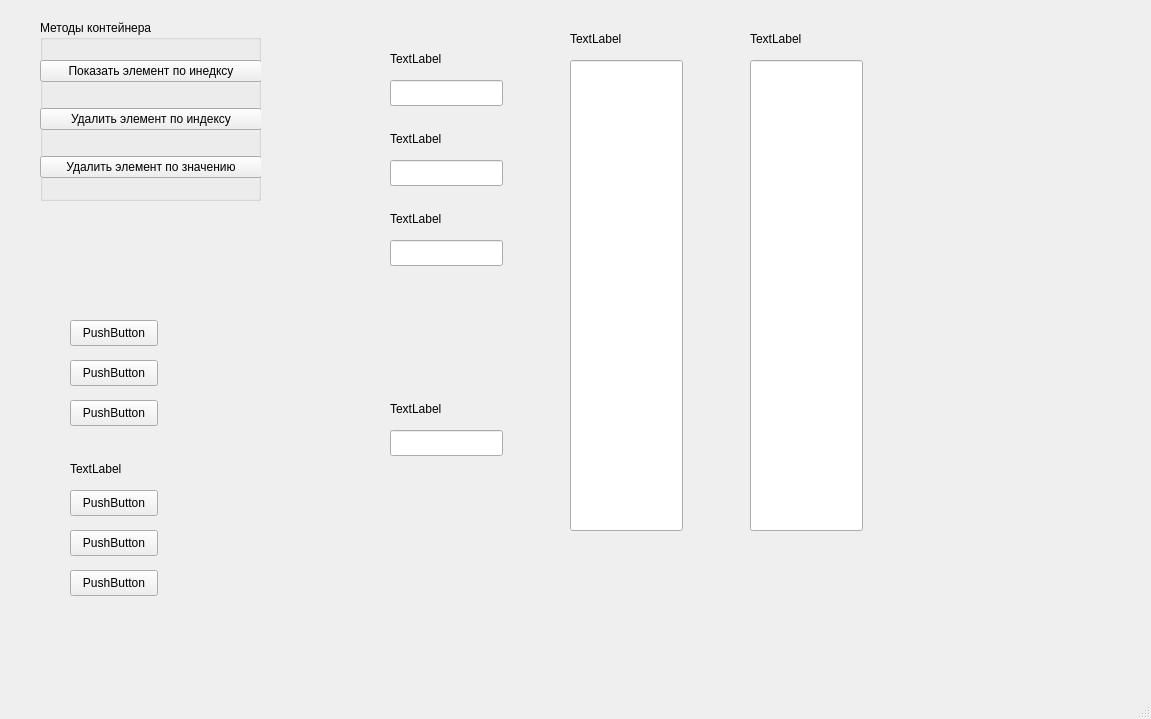
Qt form mainwindow.ui (KorolevIvanMi/Qt_labs) before a commit.
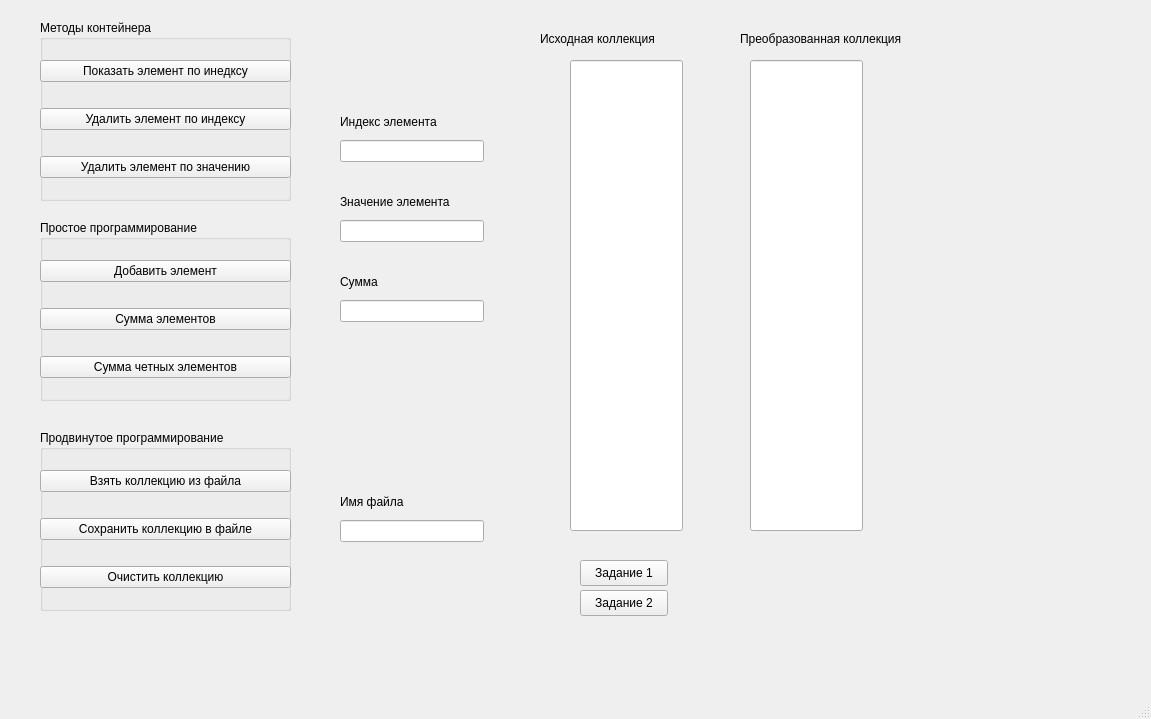
The same form after that commit.

The edit to the form file:
```diff
--- a/mainwindow.ui
+++ b/mainwindow.ui
@@ -14,190 +14,7 @@
    <string>Королев Иван 4431</string>
   </property>
   <widget class="QWidget" name="centralwidget">
-   <widget class="QPushButton" name="pushButton_4">
-    <property name="geometry">
-     <rect>
-      <x>70</x>
-      <y>400</y>
-      <width>88</width>
-      <height>26</height>
-     </rect>
-    </property>
-    <property name="text">
-     <string>PushButton</string>
-    </property>
-   </widget>
-   <widget class="QPushButton" name="pushButton_5">
-    <property name="geometry">
-     <rect>
-      <x>70</x>
-      <y>320</y>
-      <width>88</width>
-      <height>26</height>
-     </rect>
-    </property>
-    <property name="text">
-     <string>PushButton</string>
-    </property>
-   </widget>
-   <widget class="QPushButton" name="pushButton_6">
-    <property name="geometry">
-     <rect>
-      <x>70</x>
-      <y>360</y>
-      <width>88</width>
-      <height>26</height>
-     </rect>
-    </property>
-    <property name="text">
-     <string>PushButton</string>
-    </property>
-   </widget>
-   <widget class="QPushButton" name="pushButton_7">
-    <property name="geometry">
-     <rect>
-      <x>70</x>
-      <y>570</y>
-      <width>88</width>
-      <height>26</height>
-     </rect>
-    </property>
-    <property name="text">
-     <string>PushButton</string>
-    </property>
-   </widget>
-   <widget class="QPushButton" name="pushButton_8">
-    <property name="geometry">
-     <rect>
-      <x>70</x>
-      <y>490</y>
-      <width>88</width>
-      <height>26</height>
-     </rect>
-    </property>
-    <property name="text">
-     <string>PushButton</string>
-    </property>
-   </widget>
-   <widget class="QLabel" name="label_3">
-    <property name="geometry">
-     <rect>
-      <x>70</x>
-      <y>460</y>
-      <width>66</width>
-      <height>18</height>
-     </rect>
-    </property>
-    <property name="text">
-     <string>TextLabel</string>
-    </property>
-   </widget>
-   <widget class="QPushButton" name="pushButton_9">
-    <property name="geometry">
-     <rect>
-      <x>70</x>
-      <y>530</y>
-      <width>88</width>
-      <height>26</height>
-     </rect>
-    </property>
-    <property name="text">
-     <string>PushButton</string>
-    </property>
-   </widget>
-   <widget class="QLabel" name="label_4">
-    <property name="geometry">
-     <rect>
-      <x>390</x>
-      <y>50</y>
-      <width>66</width>
-      <height>18</height>
-     </rect>
-    </property>
-    <property name="text">
-     <string>TextLabel</string>
-    </property>
-   </widget>
-   <widget class="QLineEdit" name="lineEdit">
-    <property name="geometry">
-     <rect>
-      <x>390</x>
-      <y>80</y>
-      <width>113</width>
-      <height>26</height>
-     </rect>
-    </property>
-   </widget>
-   <widget class="QLabel" name="label_5">
-    <property name="geometry">
-     <rect>
-      <x>390</x>
-      <y>210</y>
-      <width>66</width>
-      <height>18</height>
-     </rect>
-    </property>
-    <property name="text">
-     <string>TextLabel</string>
-    </property>
-   </widget>
-   <widget class="QLineEdit" name="lineEdit_2">
-    <property name="geometry">
-     <rect>
-      <x>390</x>
-      <y>240</y>
-      <width>113</width>
-      <height>26</height>
-     </rect>
-    </property>
-   </widget>
-   <widget class="QLabel" name="label_6">
-    <property name="geometry">
-     <rect>
-      <x>390</x>
-      <y>130</y>
-      <width>66</width>
-      <height>18</height>
-     </rect>
-    </property>
-    <property name="text">
-     <string>TextLabel</string>
-    </property>
-   </widget>
-   <widget class="QLineEdit" name="lineEdit_3">
-    <property name="geometry">
-     <rect>
-      <x>390</x>
-      <y>160</y>
-      <width>113</width>
-      <height>26</height>
-     </rect>
-    </property>
-   </widget>
-   <widget class="QLabel" name="label_7">
-    <property name="geometry">
-     <rect>
-      <x>390</x>
-      <y>400</y>
-      <width>66</width>
-      <height>18</height>
-     </rect>
-    </property>
-    <property name="text">
-     <string>TextLabel</string>
-    </property>
-   </widget>
-   <widget class="QLineEdit" name="lineEdit_4">
-    <property name="geometry">
-     <rect>
-      <x>390</x>
-      <y>430</y>
-      <width>113</width>
-      <height>26</height>
-     </rect>
-    </property>
-   </widget>
-   <widget class="QLineEdit" name="lineEdit_5">
+   <widget class="QLineEdit" name="startCollectionTxt">
     <property name="geometry">
      <rect>
       <x>570</x>
@@ -210,14 +27,14 @@
    <widget class="QLabel" name="label_8">
     <property name="geometry">
      <rect>
-      <x>570</x>
+      <x>540</x>
       <y>30</y>
-      <width>66</width>
+      <width>161</width>
       <height>18</height>
      </rect>
     </property>
     <property name="text">
-     <string>TextLabel</string>
+     <string>Исходная коллекция</string>
     </property>
    </widget>
    <widget class="QLineEdit" name="lineEdit_6">
@@ -233,14 +50,14 @@
    <widget class="QLabel" name="label_9">
     <property name="geometry">
      <rect>
-      <x>750</x>
+      <x>740</x>
       <y>30</y>
-      <width>66</width>
+      <width>221</width>
       <height>18</height>
      </rect>
     </property>
     <property name="text">
-     <string>TextLabel</string>
+     <string>Преобразованная коллекция</string>
     </property>
    </widget>
    <widget class="QGroupBox" name="MethodsGb">
@@ -248,7 +65,7 @@
      <rect>
       <x>40</x>
       <y>20</y>
-      <width>221</width>
+      <width>251</width>
       <height>181</height>
      </rect>
     </property>
@@ -260,7 +77,7 @@
       <rect>
        <x>0</x>
        <y>20</y>
-       <width>222</width>
+       <width>251</width>
        <height>161</height>
       </rect>
      </property>
@@ -289,6 +106,212 @@
      </layout>
     </widget>
    </widget>
+   <widget class="QGroupBox" name="simpleProgGb">
+    <property name="geometry">
+     <rect>
+      <x>40</x>
+      <y>220</y>
+      <width>251</width>
+      <height>181</height>
+     </rect>
+    </property>
+    <property name="title">
+     <string>Простое программирование</string>
+    </property>
+    <widget class="QWidget" name="">
+     <property name="geometry">
+      <rect>
+       <x>0</x>
+       <y>20</y>
+       <width>251</width>
+       <height>161</height>
+      </rect>
+     </property>
+     <layout class="QVBoxLayout" name="verticalLayout_2">
+      <item>
+       <widget class="QPushButton" name="addElementBtn">
+        <property name="text">
+         <string>Добавить элемент</string>
+        </property>
+       </widget>
+      </item>
+      <item>
+       <widget class="QPushButton" name="summElementBtn">
+        <property name="text">
+         <string>Сумма элементов</string>
+        </property>
+       </widget>
+      </item>
+      <item>
+       <widget class="QPushButton" name="summChetElementBtn">
+        <property name="text">
+         <string>Сумма четных элементов</string>
+        </property>
+       </widget>
+      </item>
+     </layout>
+    </widget>
+   </widget>
+   <widget class="QGroupBox" name="hightProgGb">
+    <property name="geometry">
+     <rect>
+      <x>40</x>
+      <y>430</y>
+      <width>251</width>
+      <height>181</height>
+     </rect>
+    </property>
+    <property name="title">
+     <string>Продвинутое программирование</string>
+    </property>
+    <widget class="QWidget" name="">
+     <property name="geometry">
+      <rect>
+       <x>0</x>
+       <y>20</y>
+       <width>251</width>
+       <height>161</height>
+      </rect>
+     </property>
+     <layout class="QVBoxLayout" name="verticalLayout_3">
+      <item>
+       <widget class="QPushButton" name="readFromFileBtn">
+        <property name="text">
+         <string>Взять коллекцию из файла</string>
+        </property>
+       </widget>
+      </item>
+      <item>
+       <widget class="QPushButton" name="saveToFileBtn">
+        <property name="text">
+         <string>Сохранить коллекцию в файле</string>
+        </property>
+       </widget>
+      </item>
+      <item>
+       <widget class="QPushButton" name="clearColletionBtn">
+        <property name="text">
+         <string>Очистить коллекцию</string>
+        </property>
+       </widget>
+      </item>
+     </layout>
+    </widget>
+   </widget>
+   <widget class="QPushButton" name="task1Btn">
+    <property name="geometry">
+     <rect>
+      <x>580</x>
+      <y>560</y>
+      <width>88</width>
+      <height>26</height>
+     </rect>
+    </property>
+    <property name="text">
+     <string>Задание 1</string>
+    </property>
+   </widget>
+   <widget class="QPushButton" name="task2Btn">
+    <property name="geometry">
+     <rect>
+      <x>580</x>
+      <y>590</y>
+      <width>88</width>
+      <height>26</height>
+     </rect>
+    </property>
+    <property name="text">
+     <string>Задание 2</string>
+    </property>
+   </widget>
+   <widget class="QWidget" name="">
+    <property name="geometry">
+     <rect>
+      <x>340</x>
+      <y>110</y>
+      <width>144</width>
+      <height>52</height>
+     </rect>
+    </property>
+    <layout class="QVBoxLayout" name="verticalLayout_4">
+     <item>
+      <widget class="QLabel" name="label_4">
+       <property name="text">
+        <string>Индекс элемента</string>
+       </property>
+      </widget>
+     </item>
+     <item>
+      <widget class="QLineEdit" name="elementIndexTxt"/>
+     </item>
+    </layout>
+   </widget>
+   <widget class="QWidget" name="">
+    <property name="geometry">
+     <rect>
+      <x>340</x>
+      <y>190</y>
+      <width>144</width>
+      <height>52</height>
+     </rect>
+    </property>
+    <layout class="QVBoxLayout" name="verticalLayout_5">
+     <item>
+      <widget class="QLabel" name="label_6">
+       <property name="text">
+        <string>Значение элемента</string>
+       </property>
+      </widget>
+     </item>
+     <item>
+      <widget class="QLineEdit" name="elementValueTxt"/>
+     </item>
+    </layout>
+   </widget>
+   <widget class="QWidget" name="">
+    <property name="geometry">
+     <rect>
+      <x>340</x>
+      <y>270</y>
+      <width>144</width>
+      <height>52</height>
+     </rect>
+    </property>
+    <layout class="QVBoxLayout" name="verticalLayout_6">
+     <item>
+      <widget class="QLabel" name="label_5">
+       <property name="text">
+        <string>Сумма</string>
+       </property>
+      </widget>
+     </item>
+     <item>
+      <widget class="QLineEdit" name="summTxt"/>
+     </item>
+    </layout>
+   </widget>
+   <widget class="QWidget" name="">
+    <property name="geometry">
+     <rect>
+      <x>340</x>
+      <y>490</y>
+      <width>144</width>
+      <height>52</height>
+     </rect>
+    </property>
+    <layout class="QVBoxLayout" name="verticalLayout_7">
+     <item>
+      <widget class="QLabel" name="label_7">
+       <property name="text">
+        <string>Имя файла</string>
+       </property>
+      </widget>
+     </item>
+     <item>
+      <widget class="QLineEdit" name="fileNameTxt"/>
+     </item>
+    </layout>
+   </widget>
   </widget>
   <widget class="QMenuBar" name="menubar">
    <property name="geometry">
```
Left out of the diff: 8 changed lines with no effect on the pictures.
